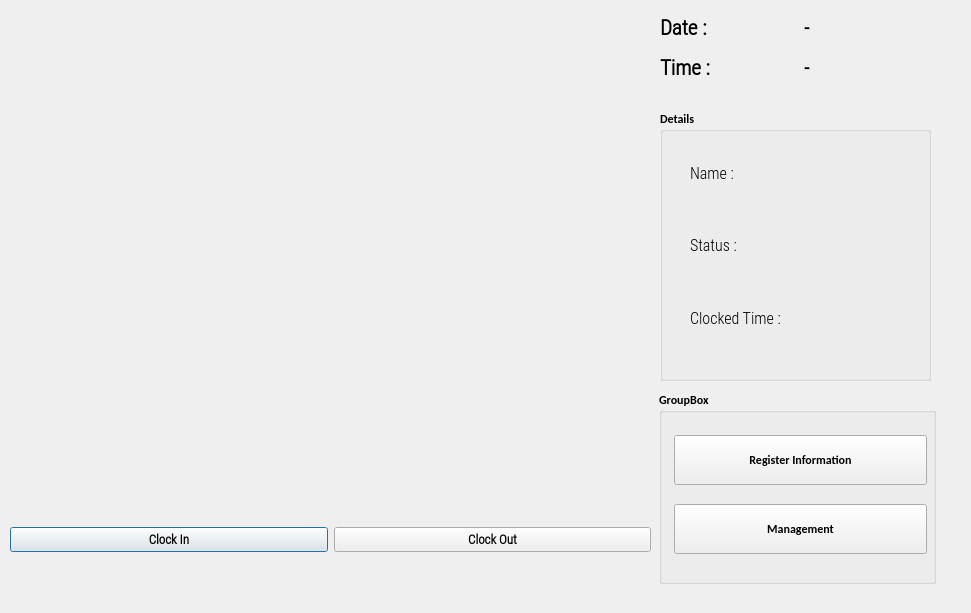
This is Face-Recogntion-PyQt/Face_Detection_PyQt_Final/output_window.ui in thaontp234112e/Project as Qt 5 draws it before an edit. The edited form follows.
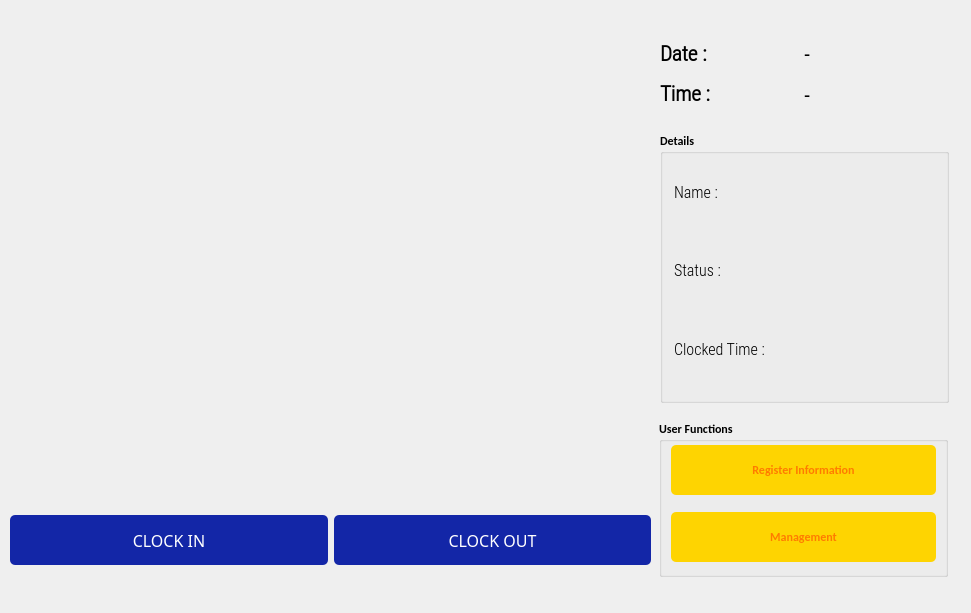
This is the edited form. Icons and pictures are not drawn.

Diff of the .ui file:
```diff
--- a/Face-Recogntion-PyQt/Face_Detection_PyQt_Final/output_window.ui
+++ b/Face-Recogntion-PyQt/Face_Detection_PyQt_Final/output_window.ui
@@ -73,16 +73,48 @@
    <layout class="QHBoxLayout" name="horizontalLayout">
     <item>
      <widget class="QPushButton" name="ClockInButton">
+      <property name="maximumSize">
+       <size>
+        <width>16777215</width>
+        <height>50</height>
+       </size>
+      </property>
       <property name="font">
        <font>
-        <family>Roboto Condensed Light</family>
-        <pointsize>10</pointsize>
-        <weight>75</weight>
-        <bold>true</bold>
+        <family>Montserrat ExtraBold</family>
+        <pointsize>12</pointsize>
+        <weight>10</weight>
+        <italic>false</italic>
+        <bold>false</bold>
        </font>
       </property>
+      <property name="styleSheet">
+       <string notr="true">
+QPushButton {
+	background-color: rgb(19, 38, 167);
+	color: rgb(255, 255, 255);
+    border-radius: 5px;
+	font: 81 12pt &quot;Montserrat ExtraBold&quot;;
+
+}
+
+QPushButton:hover {
+	background-color: rgb(48, 69, 208);
+
+}
+
+QPushButton:pressed {
+    background-color: #0581F9; /* Màu khi nhấn */
+}
+
+QPushButton:focus {
+    color: rgb(255, 255, 255);
+	background-color: rgb(0, 17, 132);
+}
+</string>
+      </property>
       <property name="text">
-       <string>Clock In</string>
+       <string>CLOCK IN</string>
       </property>
       <property name="checkable">
        <bool>true</bool>
@@ -91,16 +123,49 @@
     </item>
     <item>
      <widget class="QPushButton" name="ClockOutButton">
+      <property name="maximumSize">
+       <size>
+        <width>16777215</width>
+        <height>50</height>
+       </size>
+      </property>
       <property name="font">
        <font>
-        <family>Roboto Condensed Light</family>
-        <pointsize>10</pointsize>
-        <weight>75</weight>
-        <bold>true</bold>
+        <family>Montserrat ExtraBold</family>
+        <pointsize>12</pointsize>
+        <weight>10</weight>
+        <italic>false</italic>
+        <bold>false</bold>
        </font>
       </property>
+      <property name="styleSheet">
+       <string notr="true">
+QPushButton {
+ /* Màu nền mặc định */
+	background-color: rgb(19, 38, 167);
+	color: rgb(255, 255, 255);
+    border-radius: 5px;
+	font: 81 12pt &quot;Montserrat ExtraBold&quot;;
+
+}
+
+QPushButton:hover {
+	background-color: rgb(48, 69, 208);
+
+}
+
+QPushButton:pressed {
+    background-color: #0581F9; /* Màu khi nhấn */
+}
+
+QPushButton:focus {
+    color: rgb(255, 255, 255);
+	background-color: rgb(0, 17, 132);
+}
+</string>
+      </property>
       <property name="text">
-       <string>Clock Out</string>
+       <string>CLOCK OUT</string>
       </property>
       <property name="checkable">
        <bool>true</bool>
@@ -113,7 +178,7 @@
    <property name="geometry">
     <rect>
      <x>660</x>
-     <y>10</y>
+     <y>36</y>
      <width>281</width>
      <height>75</height>
     </rect>
@@ -138,12 +203,16 @@
      <widget class="QLabel" name="Date_Label">
       <property name="font">
        <font>
-        <family>Roboto Condensed Light</family>
-        <pointsize>15</pointsize>
-        <weight>75</weight>
-        <bold>true</bold>
+        <family>Montserrat ExtraBold</family>
+        <pointsize>14</pointsize>
+        <weight>10</weight>
+        <italic>false</italic>
+        <bold>false</bold>
        </font>
       </property>
+      <property name="styleSheet">
+       <string notr="true">font: 81 14pt &quot;Montserrat ExtraBold&quot;;</string>
+      </property>
       <property name="text">
        <string>-</string>
       </property>
@@ -168,12 +237,16 @@
      <widget class="QLabel" name="Time_Label">
       <property name="font">
        <font>
-        <family>Roboto Condensed Light</family>
-        <pointsize>15</pointsize>
-        <weight>75</weight>
-        <bold>true</bold>
+        <family>Montserrat ExtraBold</family>
+        <pointsize>14</pointsize>
+        <weight>10</weight>
+        <italic>false</italic>
+        <bold>false</bold>
        </font>
       </property>
+      <property name="styleSheet">
+       <string notr="true">font: 81 14pt &quot;Montserrat ExtraBold&quot;;</string>
+      </property>
       <property name="text">
        <string>-</string>
       </property>
@@ -185,8 +258,8 @@
    <property name="geometry">
     <rect>
      <x>660</x>
-     <y>110</y>
-     <width>271</width>
+     <y>132</y>
+     <width>289</width>
      <height>271</height>
     </rect>
    </property>
@@ -196,10 +269,10 @@
    <widget class="QWidget" name="verticalLayoutWidget">
     <property name="geometry">
      <rect>
-      <x>30</x>
-      <y>30</y>
-      <width>141</width>
-      <height>211</height>
+      <x>14</x>
+      <y>24</y>
+      <width>157</width>
+      <height>229</height>
      </rect>
     </property>
     <layout class="QVBoxLayout" name="verticalLayout">
@@ -253,10 +326,10 @@
    <widget class="QWidget" name="verticalLayoutWidget_2">
     <property name="geometry">
      <rect>
-      <x>120</x>
-      <y>30</y>
-      <width>131</width>
-      <height>211</height>
+      <x>132</x>
+      <y>24</y>
+      <width>145</width>
+      <height>229</height>
      </rect>
     </property>
     <layout class="QVBoxLayout" name="verticalLayout_2">
@@ -331,24 +404,27 @@
    <property name="geometry">
     <rect>
      <x>659</x>
-     <y>391</y>
-     <width>277</width>
-     <height>193</height>
+     <y>420</y>
+     <width>289</width>
+     <height>157</height>
     </rect>
    </property>
    <property name="title">
-    <string>GroupBox</string>
+    <string>User Functions</string>
    </property>
    <widget class="QWidget" name="verticalLayoutWidget_3">
     <property name="geometry">
      <rect>
-      <x>15</x>
-      <y>31</y>
-      <width>253</width>
-      <height>145</height>
+      <x>12</x>
+      <y>24</y>
+      <width>265</width>
+      <height>121</height>
      </rect>
     </property>
     <layout class="QVBoxLayout" name="verticalLayout_3">
+     <property name="spacing">
+      <number>16</number>
+     </property>
      <item>
       <widget class="QPushButton" name="pushButtonRegist">
        <property name="maximumSize">
@@ -363,6 +439,28 @@
          <height>50</height>
         </size>
        </property>
+       <property name="styleSheet">
+        <string notr="true">
+QPushButton {
+ /* Màu nền mặc định */
+	background-color: rgb(254, 212, 1);
+    border-radius: 5px;
+	color: rgb(255, 123, 0);
+	font: 63 12pt &quot;Montserrat SemiBold&quot;;
+
+}
+
+QPushButton:hover {
+background-color: rgb(255, 220, 42);
+}
+
+QPushButton:pressed {
+    background-color: #F0C800; /* Màu khi nhấn */
+}
+
+
+</string>
+       </property>
        <property name="text">
         <string>Register Information</string>
        </property>
@@ -376,6 +474,28 @@
          <height>50</height>
         </size>
        </property>
+       <property name="styleSheet">
+        <string notr="true">
+QPushButton {
+ /* Màu nền mặc định */
+	background-color: rgb(254, 212, 1);
+    border-radius: 5px;
+	color: rgb(255, 123, 0);
+	font: 63 12pt &quot;Montserrat SemiBold&quot;;
+
+}
+
+QPushButton:hover {
+background-color: rgb(255, 220, 42);
+}
+
+QPushButton:pressed {
+    background-color: #F0C800; /* Màu khi nhấn */
+}
+
+
+</string>
+       </property>
        <property name="text">
         <string>Management</string>
        </property>
```
Left out of the diff: 4 changed lines with no effect on the pictures.
